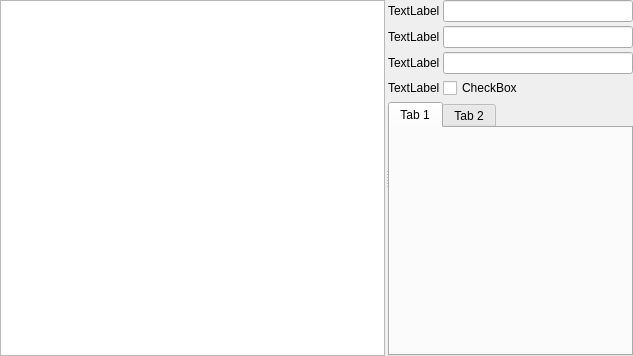
The window that source/Views/connectionpropview.ui (dnpalex/best_ora_ide) describes before a commit, drawn with Qt 5.
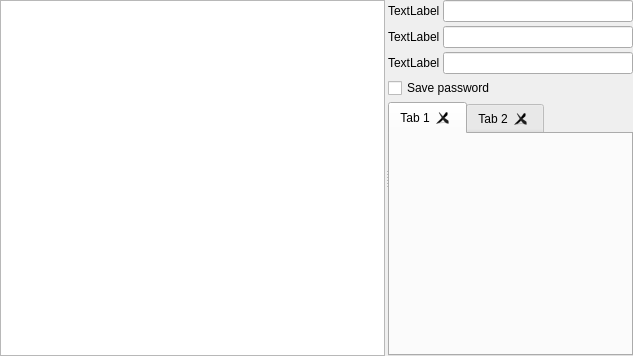
The same window after the commit.

```diff
--- a/source/Views/connectionpropview.ui
+++ b/source/Views/connectionpropview.ui
@@ -88,17 +88,13 @@
            </property>
           </widget>
          </item>
-         <item row="3" column="0">
-          <widget class="QLabel" name="label_4">
-           <property name="text">
-            <string>TextLabel</string>
-           </property>
-          </widget>
-         </item>
-         <item row="3" column="1">
+         <item row="3" column="0" colspan="2">
           <widget class="QCheckBox" name="checkBox">
            <property name="text">
-            <string>CheckBox</string>
+            <string>Save password</string>
+           </property>
+           <property name="tristate">
+            <bool>false</bool>
            </property>
           </widget>
          </item>
@@ -106,6 +102,27 @@
        </item>
        <item>
         <widget class="QTabWidget" name="tabWidget">
+         <property name="currentIndex">
+          <number>0</number>
+         </property>
+         <property name="elideMode">
+          <enum>Qt::ElideNone</enum>
+         </property>
+         <property name="usesScrollButtons">
+          <bool>false</bool>
+         </property>
+         <property name="documentMode">
+          <bool>false</bool>
+         </property>
+         <property name="tabsClosable">
+          <bool>true</bool>
+         </property>
+         <property name="movable">
+          <bool>true</bool>
+         </property>
+         <property name="tabBarAutoHide">
+          <bool>false</bool>
+         </property>
          <widget class="QWidget" name="tab">
           <attribute name="title">
            <string>Tab 1</string>
```
Left out of the diff: 10 changed lines with no effect on the pictures.
